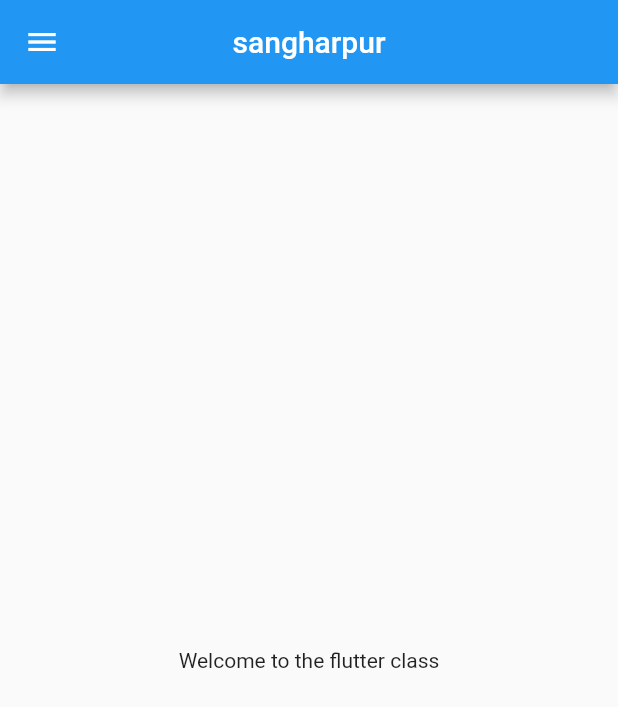
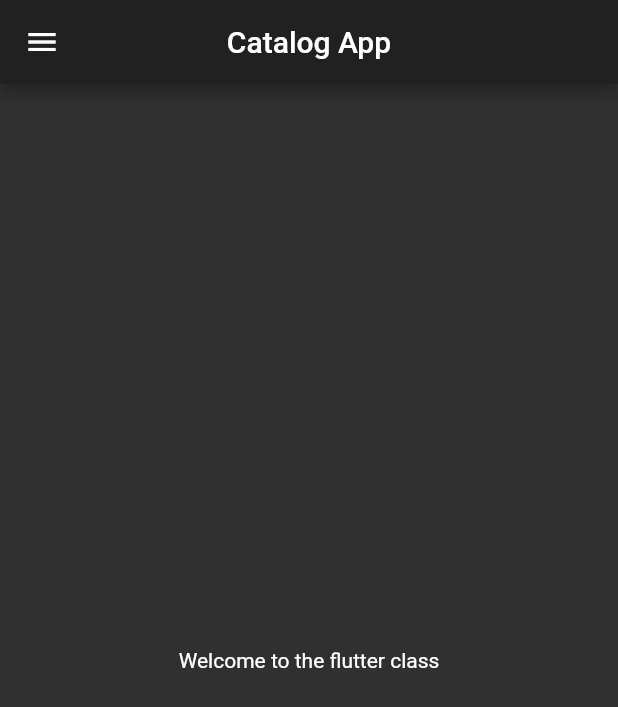
Before and after one commit to sateshkumar/flutter-course, a Flutter app: the screen it shows after launch, on a phone screen of 412 x 824 dp. Shown: the top 707 px of the screen. Run offline on Flutter 3.47's test engine with Material 2 defaults, Android fonts, the phone set to English and light mode, and no system bars.

Commit message:
day03 done

```diff
--- a/lib/main.dart
+++ b/lib/main.dart
@@ -1,5 +1,6 @@
 import 'package:flutter/material.dart';
-import 'package:getting_started/home_page.dart';
+import 'package:getting_started/pages/home_page.dart';
+import 'package:getting_started/pages/login_page.dart';
 
 void main() {
   runApp(MyApp());
@@ -10,6 +11,14 @@
 
   @override
   Widget build(BuildContext context) {
-    return MaterialApp(home: HomePage());
+    return MaterialApp(
+      debugShowCheckedModeBanner: false,
+      themeMode: ThemeMode.dark,
+      darkTheme: ThemeData(brightness: Brightness.dark),
+      routes: {
+        '/': (context) => HomePage(),
+        '/loginpage': (context) => LoginPage()
+      },
+    );
   }
 }
--- a/lib/home_page.dart
+++ b/lib/pages/home_page.dart
@@ -8,7 +8,7 @@
     return Scaffold(
       appBar: AppBar(
         centerTitle: true,
-        title: Text('sangharpur'),
+        title: Text('Catalog App'),
       ),
       body: Container(
         child: Center(child: Text('Welcome to the flutter class')),
```
Also changed, not shown: lib/pages/login_page.dart (added, +12 -0 lines).
